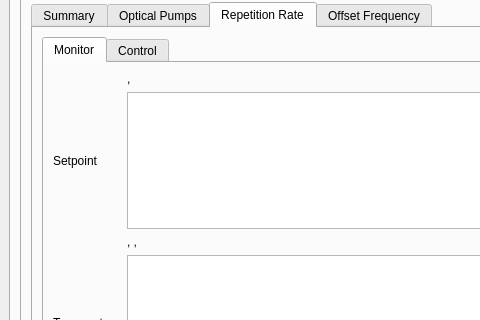
Before: the Qt Designer form GUI.ui in cdfredrick/AstroComb_HPF, drawn with Qt 5; both pictures show x 0 to 480 and y 96 to 416 of the 800 by 725 pixel window.
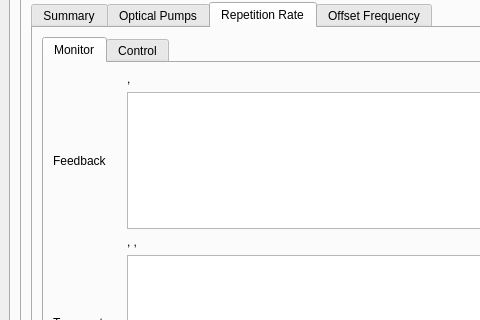
After: the same form once the commit is applied. The open tabs and pages were chosen to show the change. Custom widgets are drawn as their Qt base class.

Commit message: Split buffer between channels

What changed in the file:
```diff
--- a/GUI.ui
+++ b/GUI.ui
@@ -2839,7 +2839,7 @@
                     <item row="3" column="0">
                      <widget class="QLabel" name="label_2">
                       <property name="text">
-                       <string>Setpoint</string>
+                       <string>Feedback</string>
                       </property>
                      </widget>
                     </item>
```
Left out of the diff: 4 changed lines with no effect on the pictures. The commit also changes 2 other files.
